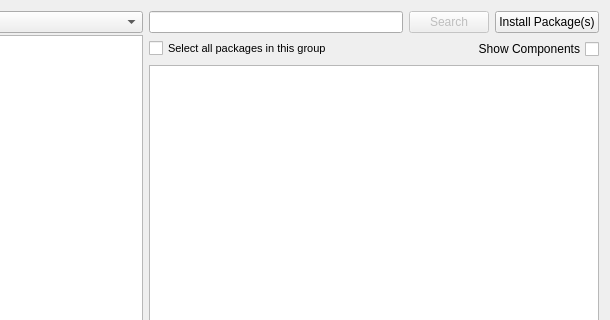
Old version of the form branches/kde/package-manager/pureQt4/ui/mainwidget_x11.ui in the repository pars-linux/uludag; both pictures show x 110 to 720 and y 0 to 320 of the 720 by 457 pixel window.
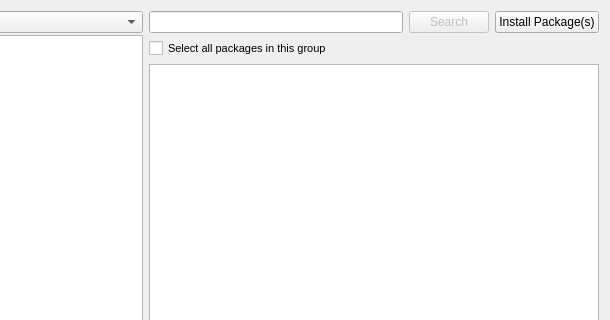
New version of the form. Custom widgets are drawn as their Qt base class.

Commit message: * Move showComponents settings to SettingsDialog

```diff
--- a/branches/kde/package-manager/pureQt4/ui/mainwidget_x11.ui
+++ b/branches/kde/package-manager/pureQt4/ui/mainwidget_x11.ui
@@ -92,16 +92,6 @@
      </property>
     </widget>
    </item>
-   <item row="1" column="2" colspan="2">
-    <widget class="QCheckBox" name="checkComponents">
-     <property name="layoutDirection">
-      <enum>Qt::RightToLeft</enum>
-     </property>
-     <property name="text">
-      <string>Show Components</string>
-     </property>
-    </widget>
-   </item>
    <item row="2" column="1" colspan="3">
     <widget class="PackageView" name="packageList">
      <property name="minimumSize">
```
The commit also changes 7 other files.
